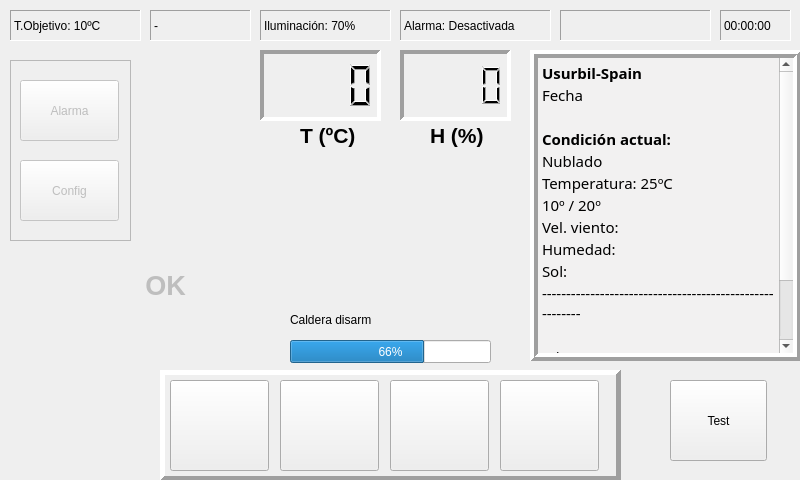
maybar/DomoControl, file MainDialog.ui: the form before one commit.
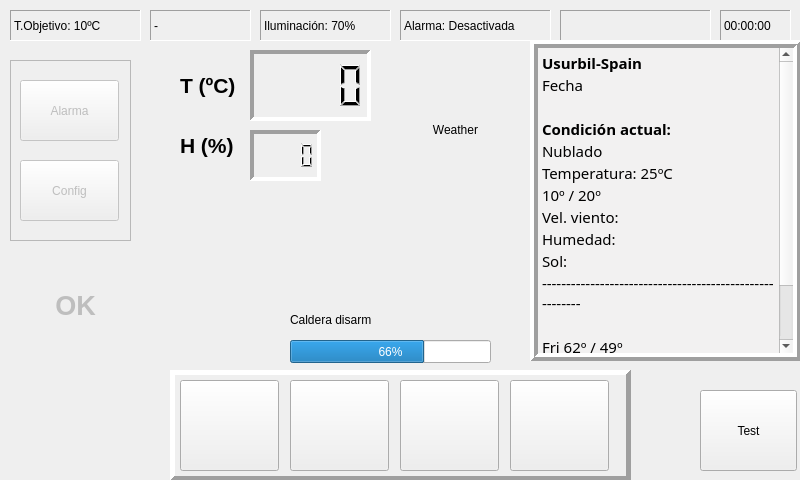
The form after the commit. Icons and pictures are not drawn.

Diff of the .ui file:
```diff
--- a/MainDialog.ui
+++ b/MainDialog.ui
@@ -20,7 +20,7 @@
   <widget class="QLCDNumber" name="lcdTemp">
    <property name="geometry">
     <rect>
-     <x>260</x>
+     <x>250</x>
      <y>50</y>
      <width>121</width>
      <height>71</height>
@@ -53,8 +53,8 @@
   <widget class="QLabel" name="label_temp">
    <property name="geometry">
     <rect>
-     <x>300</x>
-     <y>120</y>
+     <x>180</x>
+     <y>70</y>
      <width>61</width>
      <height>31</height>
     </rect>
@@ -74,10 +74,10 @@
   <widget class="QLCDNumber" name="lcdHum">
    <property name="geometry">
     <rect>
-     <x>400</x>
-     <y>50</y>
-     <width>111</width>
-     <height>71</height>
+     <x>250</x>
+     <y>130</y>
+     <width>71</width>
+     <height>51</height>
     </rect>
    </property>
    <property name="font">
@@ -107,8 +107,8 @@
   <widget class="QLabel" name="label_hum">
    <property name="geometry">
     <rect>
-     <x>430</x>
-     <y>120</y>
+     <x>180</x>
+     <y>130</y>
      <width>61</width>
      <height>31</height>
     </rect>
@@ -274,8 +274,8 @@
    </property>
    <property name="geometry">
     <rect>
-     <x>110</x>
-     <y>270</y>
+     <x>20</x>
+     <y>290</y>
      <width>111</width>
      <height>31</height>
     </rect>
@@ -320,7 +320,7 @@
    </property>
    <property name="geometry">
     <rect>
-     <x>160</x>
+     <x>170</x>
      <y>370</y>
      <width>461</width>
      <height>111</height>
@@ -507,9 +507,9 @@
    <property name="geometry">
     <rect>
      <x>530</x>
-     <y>50</y>
+     <y>40</y>
      <width>271</width>
-     <height>311</height>
+     <height>321</height>
     </rect>
    </property>
    <property name="palette">
@@ -605,10 +605,10 @@
   <widget class="QLabel" name="icon_condition">
    <property name="geometry">
     <rect>
-     <x>720</x>
-     <y>150</y>
-     <width>52</width>
-     <height>52</height>
+     <x>410</x>
+     <y>40</y>
+     <width>80</width>
+     <height>80</height>
     </rect>
    </property>
    <property name="text">
@@ -640,8 +640,8 @@
   <widget class="QPushButton" name="btn_test">
    <property name="geometry">
     <rect>
-     <x>670</x>
-     <y>380</y>
+     <x>700</x>
+     <y>390</y>
      <width>97</width>
      <height>81</height>
     </rect>
@@ -653,17 +653,17 @@
   <widget class="QLabel" name="icon_condition_2">
    <property name="geometry">
     <rect>
-     <x>720</x>
-     <y>250</y>
-     <width>52</width>
-     <height>52</height>
+     <x>390</x>
+     <y>109</y>
+     <width>131</width>
+     <height>41</height>
     </rect>
    </property>
    <property name="text">
-    <string/>
+    <string>Weather</string>
    </property>
-   <property name="pixmap">
-    <pixmap>res/icon_weather2.png</pixmap>
+   <property name="alignment">
+    <set>Qt::AlignCenter</set>
    </property>
   </widget>
   <zorder>frame_2</zorder>
```
Left out of the diff: 7 changed lines with no effect on the pictures.
